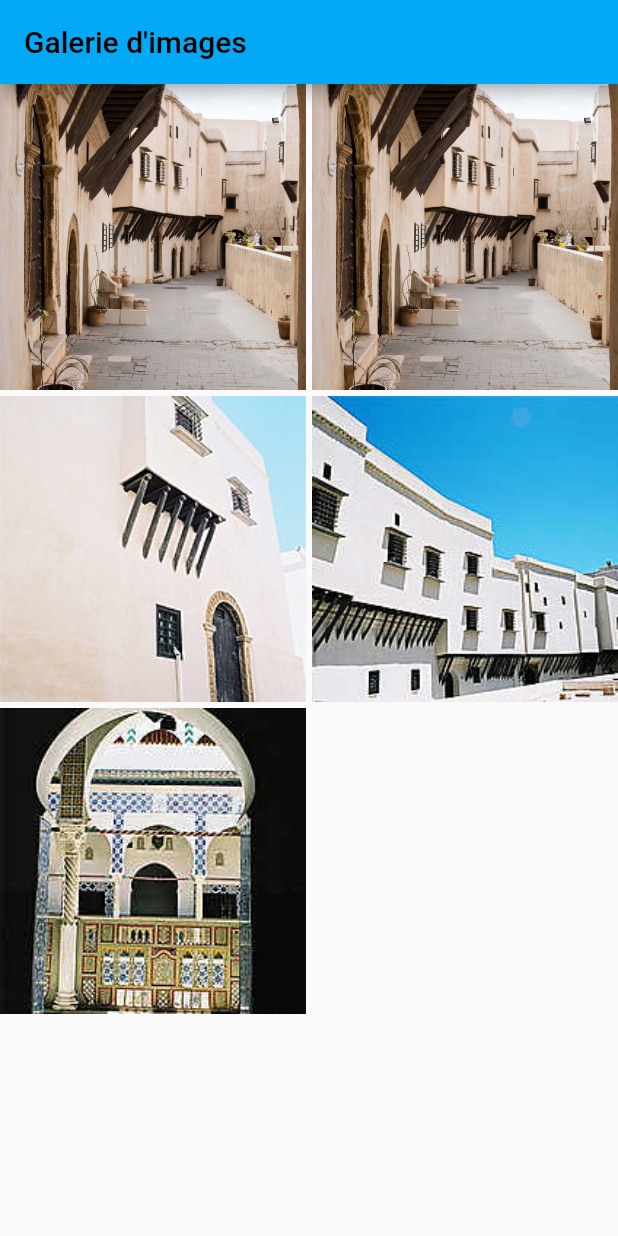
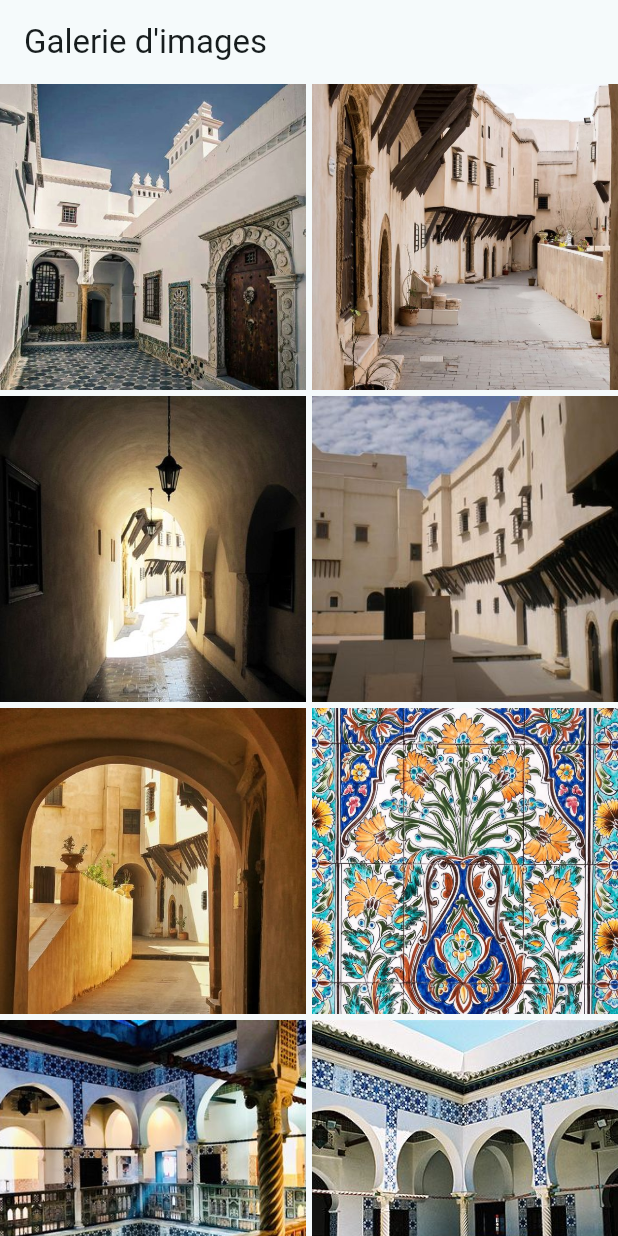
Before and after one commit to fatimaBenazzou/imageGalery, a Flutter app: the screen it shows after launch, on a phone screen of 412 x 824 dp. Run offline on Flutter 3.47's test engine with Material 2 defaults, Android fonts, the phone set to English and light mode, and no system bars.

```diff
--- a/lib/main.dart
+++ b/lib/main.dart
@@ -1,6 +1,5 @@
 import 'package:flutter/material.dart';
-import './Screens/gallery_screen.dart'; // Importez le widget correctement
-
+import './Screens/gallery_screen.dart';
 void main() {
   runApp(const MyApp());
 }
@@ -13,9 +12,10 @@ class MyApp extends StatelessWidget {
     return MaterialApp(
       debugShowCheckedModeBanner: false,
       theme: ThemeData(
-        primarySwatch: Colors.lightBlue,
-      ),
-      home: const GalleryScreen(),
+          // primaryColor: Colors.purple,
+          colorSchemeSeed: Colors.white,
+          useMaterial3: true),
+      home: GalleryScreen(),
     );
   }
 }
```
Also changed, not shown: lib/Screens/gallery_screen.dart (+21 -19 lines), images/image0.jpg, images/image2.jpg, images/image3.jpg, images/image4.jpg, images/image6.jpg (added), images/image7.jpg (added), images/image8.jpg (added).
